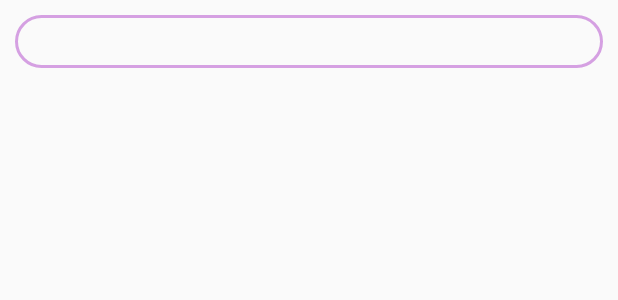
After one commit to tehilah/Run2theBeat, an Android app: the layout edit_text_alert_dialog.xml on its own in the app's theme, with its tools: preview values and no code run, on a phone screen of 412 x 824 dp. The commit adds this screen. Shown: the top 300 px of the screen. Run offline under Robolectric (Android 15) with nearby library versions, the phone set to English and light mode, and no system bars.

Commit message:
fixed bugs with media player + empty playlist cannot be saved + adding name and km to playlist item

```diff
--- a/app/src/main/java/com/example/run2thebeat/ShowPlaylistsFragment.java
+++ b/app/src/main/java/com/example/run2thebeat/ShowPlaylistsFragment.java
@@ -132,7 +132,7 @@ public class ShowPlaylistsFragment extends Fragment {
     }
 
     public void getDialog(int position) {
-        AlertDialog.Builder alertDialogBuilder = new AlertDialog.Builder(getContext());
+        AlertDialog.Builder alertDialogBuilder = new AlertDialog.Builder(getContext(), R.style.AlertDialogCustom);
         alertDialogBuilder
                 .setMessage(CONFIRM_DELETE)
                 .setCancelable(false)
--- /dev/null
+++ b/app/src/main/res/drawable/edit_text_border.xml
@@ -0,0 +1,14 @@
+<?xml version="1.0" encoding="utf-8"?>
+<selector xmlns:android="http://schemas.android.com/apk/res/android">
+    <item>
+        <shape android:shape="rectangle">
+            <stroke android:width="2dp" android:color="@color/light_purple"/>
+            <corners
+                android:bottomLeftRadius="30dp"
+                android:topLeftRadius="30dp"
+                android:bottomRightRadius="30dp"
+                android:topRightRadius="30dp">
+            </corners>
+        </shape>
+    </item>
+</selector>
--- a/app/src/main/res/layout/activity_run.xml
+++ b/app/src/main/res/layout/activity_run.xml
@@ -21,7 +21,7 @@
             android:layout_width="match_parent"
             android:layout_height="match_parent"
             android:background="#000"
-            android:visibility="gone">
+            android:visibility="visible">
             <!--todo: make visible-->
 
             <TextView
@@ -118,7 +118,7 @@
                         android:layout_height="wrap_content"
                         android:layout_gravity="center"
                         android:layout_marginBottom="10dp"
-                        android:src="@drawable/elapsed_time_white" />
+                        android:src="@drawable/chronometer_white" />
 
                     <TextView
                         android:id="@+id/avg_pace"
--- a/app/src/main/res/layout/activity_songs_of_aplaylist.xml
+++ b/app/src/main/res/layout/activity_songs_of_aplaylist.xml
@@ -45,7 +45,7 @@
 
 
     <Button
-        android:id="@+id/button2"
+        android:id="@+id/choose_new_playlist"
         android:layout_width="wrap_content"
         android:layout_height="wrap_content"
         android:layout_marginBottom="20dp"
--- /dev/null
+++ b/app/src/main/res/layout/edit_text_alert_dialog.xml
@@ -0,0 +1,15 @@
+<?xml version="1.0" encoding="utf-8"?>
+<LinearLayout xmlns:android="http://schemas.android.com/apk/res/android"
+    android:layout_width="match_parent"
+    android:layout_height="match_parent"
+    android:padding="10dp"
+    android:orientation="vertical">
+
+    <EditText
+        android:id="@+id/edit_text"
+        android:layout_width="match_parent"
+        android:layout_height="35dp"
+        android:background="@drawable/edit_text_border"
+        android:maxLines="1"
+        android:textColor="#000000" />
+</LinearLayout>
--- a/app/src/main/res/layout/fragment_run.xml
+++ b/app/src/main/res/layout/fragment_run.xml
@@ -36,7 +36,7 @@
         />
 
     <Button
-        android:id="@+id/button2"
+        android:id="@+id/choose_new_playlist"
         android:layout_width="match_parent"
         android:layout_height="wrap_content"
         android:layout_marginBottom="20dp"
--- a/app/src/main/res/layout/playlist_item.xml
+++ b/app/src/main/res/layout/playlist_item.xml
@@ -31,6 +31,8 @@
             android:layout_height="wrap_content"
             android:layout_marginStart="5dp"
             android:layout_marginTop="10dp"
+            android:ellipsize="end"
+            android:maxLines="1"
             android:text="My Playlist"
             android:textColor="#FFFFFF"
             android:textSize="18dp"
@@ -41,10 +43,11 @@
             android:layout_width="wrap_content"
             android:layout_height="wrap_content"
             android:layout_marginStart="5dp"
+            android:ellipsize="end"
+            android:maxLines="1"
             android:text="10 km"
             android:textColor="#FFFFFF"
             android:textSize="14dp" />
-
     </LinearLayout>
 
 
--- a/app/src/main/res/values/colors.xml
+++ b/app/src/main/res/values/colors.xml
@@ -12,6 +12,6 @@
     <color name="darkwhite">#ffeeeeee</color>
     <color name="purple">#C840E9</color>
     <color name="transparent">#00ffffff</color>
-    <color name="light_purple">#2CCB87DB</color>
+    <color name="light_purple">#C6CB87DB</color>
     <color name="semitransparent">#88000000</color>
 </resources>
```
Also changed, not shown: app/src/main/java/com/example/run2thebeat/FinishRunScreenActivity.java (+37 -14 lines), app/src/main/java/com/example/run2thebeat/PlaylistAdapter.java (+6 -7 lines), app/src/main/java/com/example/run2thebeat/PlaylistItem.java (+12 -6 lines), app/src/main/java/com/example/run2thebeat/RunActivity.java (+10 -25 lines), app/src/main/java/com/example/run2thebeat/RunFragment.java (+2 -6 lines), app/src/main/java/com/example/run2thebeat/SongListFragment.java (+15 -25 lines), app/src/main/res/drawable/ic_warning_black_24dp.xml (added, +9 -0 lines), app/src/main/res/layout/item_playlist.xml (deleted, +0 -49 lines), app/src/main/res/values/styles.xml (+6 -1 lines).
